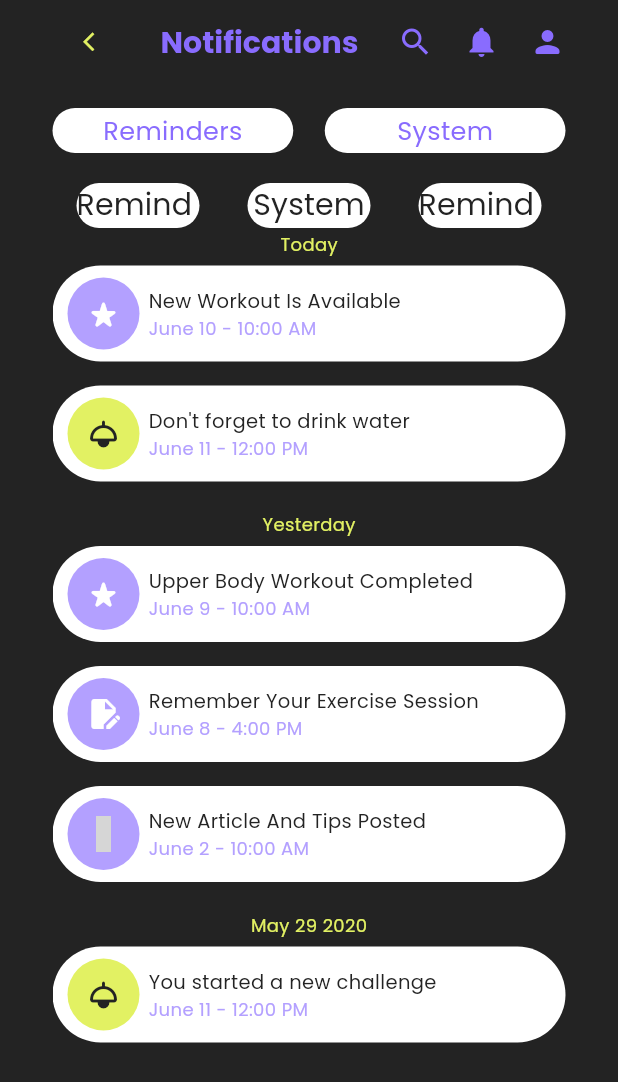
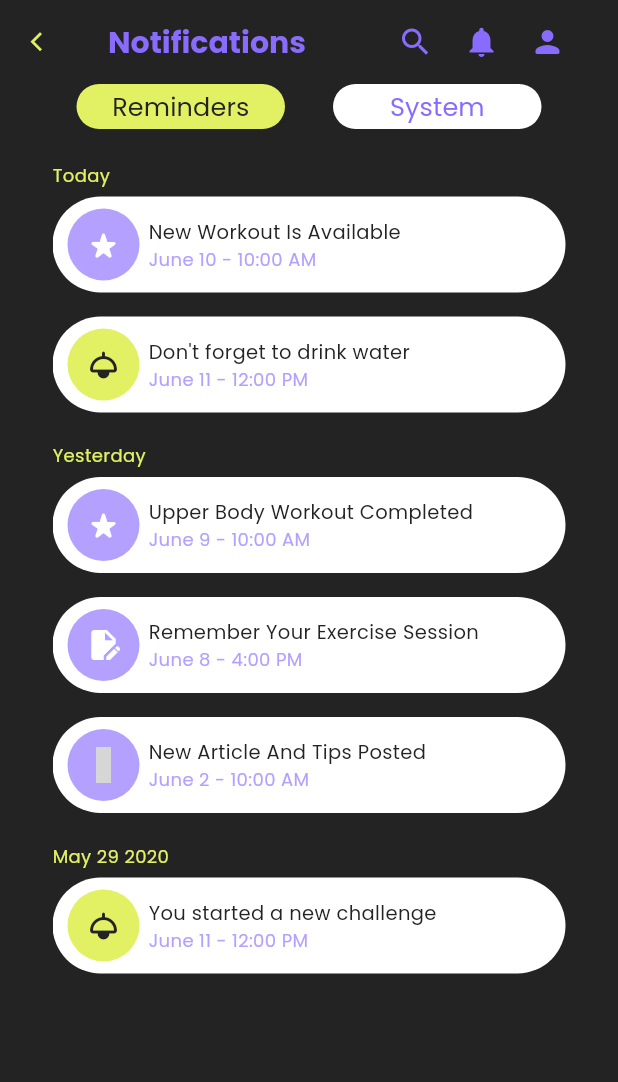
Before and after one commit to maaz-afridi20/fit_body, a Flutter app: the NotificationScreen screen opened directly, on a phone screen of 412 x 824 dp. Shown: the top 1082 px of the screen. Run offline on Flutter 3.47's test engine with Material 3 defaults, Android fonts, the light colour scheme and no system bars; our stand-ins replace cached_network_image, flutter_animate, flutter_screenutil, get, iconsax_flutter, shared_preferences and 3 more; missing offline and left inert: appinio_video_player; accounts and stored records are empty; grey boxes are pictures that could not be loaded.

Commit message:
finally completed the tab bar view of notification screen

```diff
--- a/lib/AppComons/widgets/container/circular_container.dart
+++ b/lib/AppComons/widgets/container/circular_container.dart
@@ -10,6 +10,7 @@ class MCircularContainer extends StatelessWidget {
       this.textFontWeight,
       this.heightOfContainer,
       this.widthOfContainer,
+      this.contentPadding,
       this.onPress,
       required this.titleText});
 
@@ -22,6 +23,7 @@ class MCircularContainer extends StatelessWidget {
   final double? widthOfContainer;
   final double? radiusOfContaier;
   final Function()? onPress;
+  final EdgeInsetsGeometry? contentPadding;
 
   @override
   Widget build(BuildContext context) {
@@ -34,11 +36,14 @@ class MCircularContainer extends StatelessWidget {
             color: backgroundColor ?? Colors.white,
             borderRadius: BorderRadius.circular(radiusOfContaier ?? 30)),
         child: Center(
-            child: Text(titleText,
-                style: MTextStyles.mHeadingStyle(
-                    fontWeight: textFontWeight ?? FontWeight.normal,
-                    fontSize: textFontsize,
-                    color: textcolor ?? MColors.balckColor))),
+            child: Padding(
+          padding: contentPadding ?? EdgeInsets.zero,
+          child: Text(titleText,
+              style: MTextStyles.mHeadingStyle(
+                  fontWeight: textFontWeight ?? FontWeight.normal,
+                  fontSize: textFontsize,
+                  color: textcolor ?? MColors.balckColor)),
+        )),
       ),
     );
   }
--- a/lib/Features/gym/controllers/chip_controller/notification_chip_controller.dart
+++ b/lib/Features/gym/controllers/chip_controller/notification_chip_controller.dart
@@ -7,6 +7,7 @@ class NotificationChipController extends GetxController {
     if (selectedNotificationChip.contains(chipTitle)) {
       selectedNotificationChip.remove(chipTitle);
     } else {
+      selectedNotificationChip.clear();
       selectedNotificationChip.add(chipTitle);
     }
   }
--- a/lib/Features/gym/controllers/tab_controllers/notification_showing_tabbar_controller.dart
+++ b/lib/Features/gym/controllers/tab_controllers/notification_showing_tabbar_controller.dart
@@ -3,11 +3,26 @@ import 'package:fit_body/Utils/constants/exports.dart';
 class NotificationShowingTabbarController extends GetxController
     with GetSingleTickerProviderStateMixin {
   late TabController tabController;
+  final RxInt currentIndex = 0.obs;
 
   @override
   void onInit() {
     super.onInit();
-    tabController = TabController(length: 3, vsync: this);
+    tabController = TabController(length: 2, vsync: this);
+    tabController.addListener(() {
+      currentIndex.value = tabController.index;
+      update();
+    });
+  }
+
+  Color getBackgroundColor(int index) {
+    return currentIndex.value == index ? MColors.yellowishColor : Colors.white;
+  }
+
+  Color getTitleTextColor(int index) {
+    return currentIndex.value == index
+        ? MColors.balckColor
+        : MColors.darkPurpleColor;
   }
 
   @override
--- a/lib/Features/gym/screens/home/home_screen_notifications/notifications_screen.dart
+++ b/lib/Features/gym/screens/home/home_screen_notifications/notifications_screen.dart
@@ -1,6 +1,3 @@
-import 'package:fit_body/Features/gym/screens/home/home_screen_notifications/reminders.dart';
-import 'package:fit_body/Features/gym/screens/home/home_screen_notifications/system_notification.dart';
-
 import '../../../../../Utils/constants/exports.dart';
 
 class NotificationScreen extends StatelessWidget {
@@ -8,15 +5,9 @@ class NotificationScreen extends StatelessWidget {
 
   @override
   Widget build(BuildContext context) {
-    final controller = Get.put(NotificationChipController());
     final tabsController = Get.put(NotificationShowingTabbarController());
     return Scaffold(
-      body: SafeArea(
-        child: SingleChildScrollView(
-          child: Column(
-            crossAxisAlignment: CrossAxisAlignment.start,
-            children: [
-              MAppbar(
+      appBar: MAppbar(
           appbarTitle: "Notifications",
           titleColor: MColors.darkPurpleColor,
           action: [
@@ -24,103 +15,51 @@ class NotificationScreen extends StatelessWidget {
                 mainAxisSize: MainAxisSize.min,
                 mainAxisAlignment: MainAxisAlignment.spaceEvenly,
                 children: [
-                          const Icon(Icons.search,
-                              color: MColors.darkPurpleColor),
+                  const Icon(Icons.search, color: MColors.darkPurpleColor),
                   MHelperFunctions.giveWidth(20.w),
                   const Icon(Icons.notifications,
                       color: MColors.darkPurpleColor),
                   MHelperFunctions.giveWidth(20.w),
                   const Icon(Icons.person_rounded,
                       color: MColors.darkPurpleColor)
-                        ])
+                ]).px(35.w)
           ]),
-              16.heightBox,
-              Obx(() {
-                return Row(
+      body: SafeArea(
+        child: Column(
+          mainAxisSize: MainAxisSize.min,
+          crossAxisAlignment: CrossAxisAlignment.start,
           children: [
+            Obx(() => TabBar(
+                    controller: tabsController.tabController,
+                    dividerColor: Colors.transparent,
+                    splashFactory: NoSplash.splashFactory,
+                    indicatorColor: Colors.transparent,
+                    tabs: [
+                      Tab(
+                          height: 30,
+                          child: MCircularContainer(
+                              backgroundColor:
+                                  tabsController.getBackgroundColor(0),
+                              textcolor: tabsController.getTitleTextColor(0),
+                              titleText: 'Reminders',
+                              textFontsize: 17.sp,
+                              heightOfContainer: 30)),
+                      Tab(
+                          height: 30,
+                          child: MCircularContainer(
+                              backgroundColor:
+                                  tabsController.getBackgroundColor(1),
+                              titleText: 'System',
+                              textFontsize: 17.sp,
+                              textcolor: tabsController.getTitleTextColor(1),
+                              heightOfContainer: 30))
+                    ])),
             Expanded(
-                        child: GestureDetector(
-                            onTap: () =>
-                                controller.toggleNotificationChip('Reminders'),
-                            child: MCircularContainer(
-                                titleText: "Reminders",
-                                heightOfContainer: 30,
-                                textcolor: controller.selectedNotificationChip
-                                        .contains("Reminders")
-                                    ? MColors.balckColor
-                                    : MColors.darkPurpleColor,
-                                backgroundColor: controller
-                                        .selectedNotificationChip
-                                        .contains("Reminders")
-                                    ? MColors.yellowishColor
-                                    : Colors.white,
-                                textFontsize: 17.sp))),
-                    21.widthBox,
-                    Expanded(
-                        child: GestureDetector(
-                            onTap: () =>
-                                controller.toggleNotificationChip('System'),
-                            child: MCircularContainer(
-                                titleText: "System",
-                                heightOfContainer: 30,
-                                textcolor: controller.selectedNotificationChip
-                                        .contains("System")
-                                    ? MColors.balckColor
-                                    : MColors.darkPurpleColor,
-                                backgroundColor: controller
-                                        .selectedNotificationChip
-                                        .contains("System")
-                                    ? MColors.yellowishColor
-                                    : Colors.white,
-                                textFontsize: 17.sp)))
-                  ],
-                );
-              }),
-              20.heightBox,
-              TabBar(
-                  dividerColor: Colors.transparent,
-                  indicatorColor: Colors.transparent,
-                  controller: tabsController.tabController,
-                  tabs: [
-                    Expanded(
-                        child: MCircularContainer(
-                            backgroundColor: controller.selectedNotificationChip
-                                    .contains('Reminders')
-                                ? MColors.yellowishColor
-                                : Colors.white,
-                            heightOfContainer: 30,
-                            titleText: 'Reminders')),
-                    Expanded(
-                        child: MCircularContainer(
-                            backgroundColor: controller.selectedNotificationChip
-                                    .contains('Reminders')
-                                ? MColors.yellowishColor
-                                : Colors.white,
-                            heightOfContainer: 30,
-                            titleText: 'System')),
-                    Expanded(
-                        child: MCircularContainer(
-                            backgroundColor: controller.selectedNotificationChip
-                                    .contains('Reminders')
-                                ? MColors.yellowishColor
-                                : Colors.white,
-                            heightOfContainer: 30,
-                            titleText: 'Reminders'))
-                  ]),
-              SizedBox(
-                height: double.maxFinite,
-                width: double.maxFinite,
                 child: TabBarView(
                     controller: tabsController.tabController,
-                    children: const [
-                      Reminders(),
-                      SystemNotification(),
-                      Reminders()
-                    ]),
-              )
+                    children: const [Reminders(), SystemNotification()]))
           ],
         ).px(35.w),
-        ),
       ),
     );
   }
--- a/lib/Features/gym/screens/home/home_screen_notifications/reminders.dart
+++ b/lib/Features/gym/screens/home/home_screen_notifications/reminders.dart
@@ -6,7 +6,9 @@ class Reminders extends StatelessWidget {
   @override
   Widget build(BuildContext context) {
     return Column(
+      crossAxisAlignment: CrossAxisAlignment.start,
       children: [
+        20.heightBox,
         Text('Today',
             style: MTextStyles.mNormalStyle(
                 fontSize: 12.sp, color: MColors.yellowishColor)),
--- a/lib/Features/gym/screens/home/home_screen_notifications/system_notification.dart
+++ b/lib/Features/gym/screens/home/home_screen_notifications/system_notification.dart
@@ -6,7 +6,9 @@ class SystemNotification extends StatelessWidget {
   @override
   Widget build(BuildContext context) {
     return Column(
+      crossAxisAlignment: CrossAxisAlignment.start,
       children: [
+        20.heightBox,
         Text('Today',
             style: MTextStyles.mNormalStyle(
                 fontSize: 12.sp, color: MColors.yellowishColor)),
--- a/lib/Utils/constants/exports.dart
+++ b/lib/Utils/constants/exports.dart
@@ -106,3 +106,5 @@ export 'package:fit_body/AppComons/widgets/notifications/notification_showing.da
 export 'package:fit_body/Features/gym/controllers/chip_controller/notification_chip_controller.dart';
 export 'package:fit_body/Features/gym/screens/progress/progress_screen.dart';
 export 'package:fit_body/Features/gym/controllers/tab_controllers/notification_showing_tabbar_controller.dart';
+export 'package:fit_body/Features/gym/screens/home/home_screen_notifications/reminders.dart';
+export 'package:fit_body/Features/gym/screens/home/home_screen_notifications/system_notification.dart';
```
Lines whose indentation alone changed are shown as unchanged.
